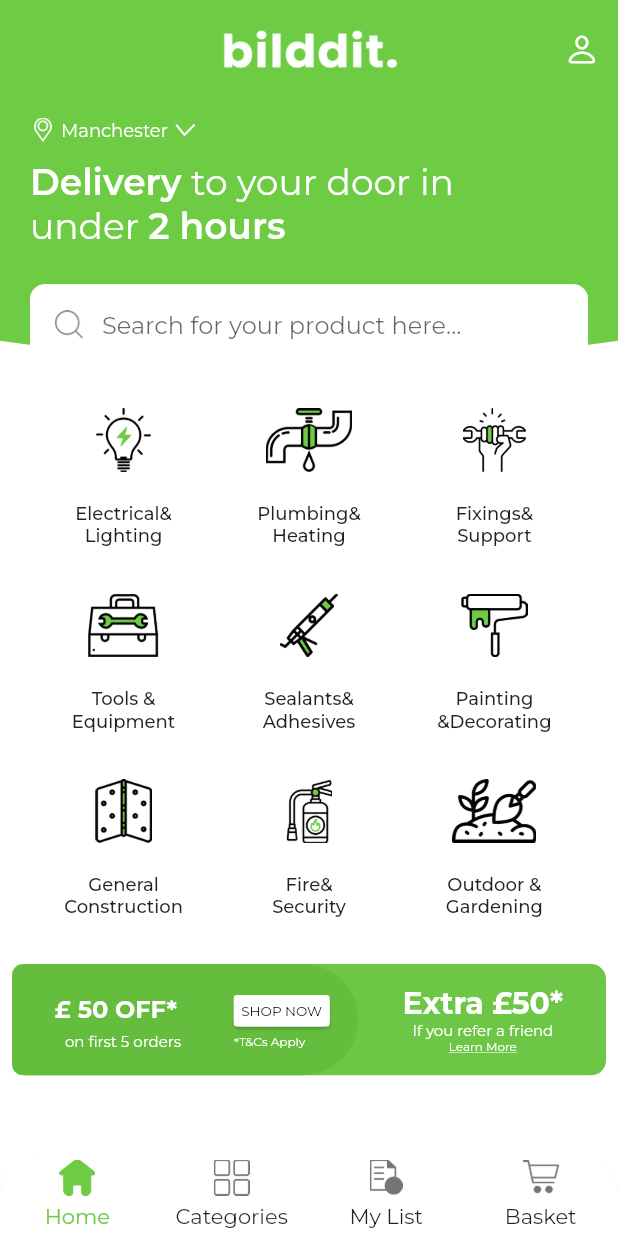
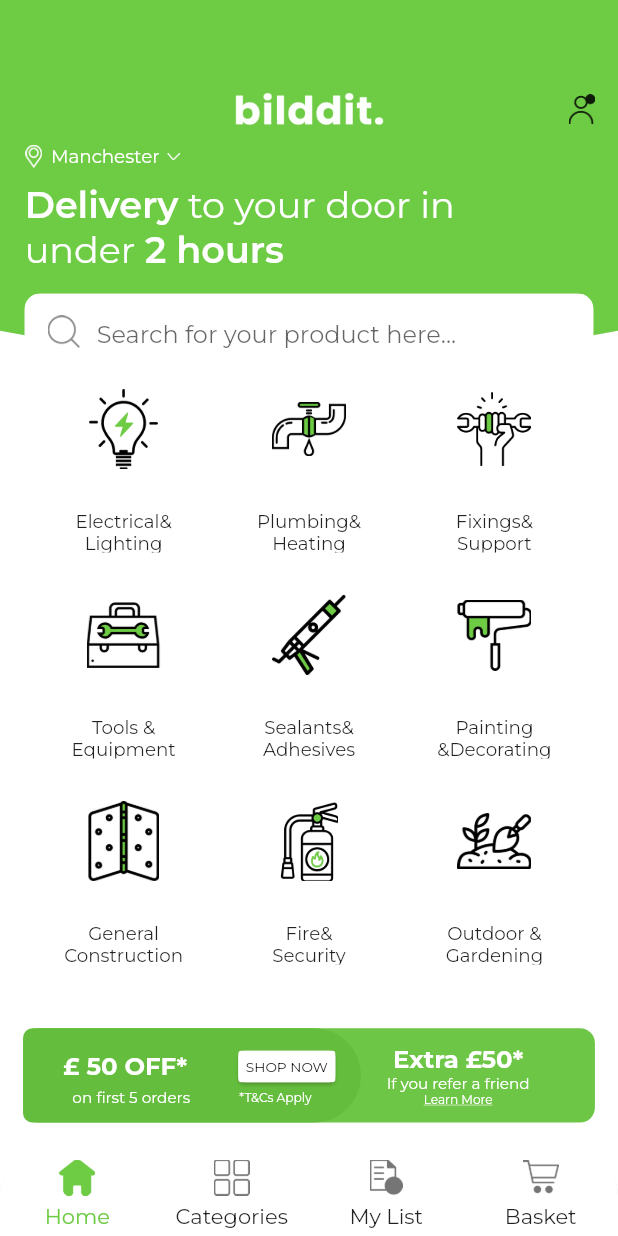
Before and after one commit to ishaque-mobikasa/trueBilddit, a Flutter app: the screen it shows after launch, on a phone screen of 412 x 824 dp. Run offline on Flutter 3.47's test engine with Material 2 defaults, Android fonts, the phone set to English and light mode, and no system bars; drawn by our look-alikes of custom_navigation_bar; our stand-ins replace csc_picker, flutter_screenutil, flutter_slidable, get, google_fonts, image_picker; key blocks and very long unbroken strings in the code were emptied for the run.

Commit message:
made responsive on some pafes

```diff
--- a/lib/app/utils/strings.dart
+++ b/lib/app/utils/strings.dart
@@ -52,4 +52,5 @@
   static String editIcon = "assets/images/edit_icon.png";
   static String deleteIcon = "assets/images/delete_icon.png";
   static String searchIcon = "assets/images/search_icon.png";
+  static String personIcon = "assets/images/person_icon.png";
 }
--- a/lib/main.dart
+++ b/lib/main.dart
@@ -1,5 +1,6 @@
 import 'package:flutter/material.dart';
 import 'package:flutter/services.dart';
+import 'package:flutter_screenutil/flutter_screenutil.dart';
 import 'package:get/get.dart';
 import 'package:truebildit/app/routes/routes.dart';
 import 'package:truebildit/app/utils/app_paintings.dart';
@@ -15,13 +16,17 @@
 
   @override
   Widget build(BuildContext context) {
-    return GetMaterialApp(
+    return ScreenUtilInit(
+      minTextAdapt: true,
+      designSize: const Size(375, 812),
+      builder: (context, child) => GetMaterialApp(
         title: 'TrueBuildIt',
         defaultTransition: Transition.cupertino,
         debugShowCheckedModeBanner: false,
         theme: AppPaintings.appTheme,
         getPages: AppPages.pages,
         initialRoute: Routes.splashScreenView,
+      ),
     );
   }
 }
--- a/lib/presentation/common_widgets/custom_clipper.dart
+++ b/lib/presentation/common_widgets/custom_clipper.dart
@@ -10,7 +10,7 @@
             20); // Start at the bottom left corner, but with a 20 pixel gap from the bottom
     path.quadraticBezierTo(
         size.width / 2,
-        size.height + 10,
+        size.height + 20,
         size.width,
         size.height -
             20); // Draw a quadratic bezier curve to create the nail end shape
--- a/lib/presentation/pages/address/view_all_address/address_view.dart
+++ b/lib/presentation/pages/address/view_all_address/address_view.dart
@@ -1,6 +1,7 @@
 import 'dart:developer';
 
 import 'package:flutter/material.dart';
+import 'package:flutter_screenutil/flutter_screenutil.dart';
 import 'package:get/get.dart';
 import 'package:truebildit/app/utils/app_paintings.dart';
 import 'package:truebildit/presentation/common_widgets/long_button.dart';
@@ -17,7 +18,7 @@
     return Stack(
       children: [
         SingleChildScrollView(
-          padding: EdgeInsets.only(top: Get.height * 0.08),
+          padding: EdgeInsets.only(top: 103.h),
           physics: const BouncingScrollPhysics(),
           child: Column(
             children: [
@@ -47,7 +48,7 @@
           ),
         ),
         SizedBox(
-          height: Get.height * 0.07,
+          height: 90.h,
           child: AppBar(
             centerTitle: true,
             title: Text(
--- a/lib/presentation/pages/dash_board/dash_board_view.dart
+++ b/lib/presentation/pages/dash_board/dash_board_view.dart
@@ -10,8 +10,7 @@
 
   @override
   Widget build(BuildContext context) {
-    return SafeArea(
-      child: Obx(
+    return Obx(
       () => Scaffold(
         backgroundColor: controller.getScaffoldColor(),
         body: Obx(() => controller.currentPage),
@@ -36,8 +35,8 @@
                             color: AppPaintings.themeGreenColor,
                             overflow: TextOverflow.ellipsis),
                       ),
-                        selectedIcon: ImageIcon(
-                            AssetImage(AssetStrings.homeIconSelected)),
+                      selectedIcon:
+                          ImageIcon(AssetImage(AssetStrings.homeIconSelected)),
                       icon: ImageIcon(
                           AssetImage(AssetStrings.homeIconUnSelected)),
                       title: const Text(
@@ -68,8 +67,7 @@
                       ),
                       selectedIcon:
                           ImageIcon(AssetImage(AssetStrings.myListSelected)),
-                        icon:
-                            ImageIcon(AssetImage(AssetStrings.myListSelected)),
+                      icon: ImageIcon(AssetImage(AssetStrings.myListSelected)),
                       title: const Text(
                         "My List",
                         style: TextStyle(overflow: TextOverflow.ellipsis),
@@ -79,8 +77,7 @@
                         "Basket",
                         style: TextStyle(color: AppPaintings.themeGreenColor),
                       ),
-                        icon:
-                            ImageIcon(AssetImage(AssetStrings.basketSelected)),
+                      icon: ImageIcon(AssetImage(AssetStrings.basketSelected)),
                       title: const Text(
                         "Basket",
                         overflow: TextOverflow.ellipsis,
@@ -89,7 +86,6 @@
           ),
         ),
       ),
-      ),
     );
   }
 }
--- a/lib/presentation/pages/home/home_view.dart
+++ b/lib/presentation/pages/home/home_view.dart
@@ -1,7 +1,7 @@
 import 'dart:developer';
 
-import 'package:flutter/cupertino.dart';
 import 'package:flutter/material.dart';
+import 'package:flutter_screenutil/flutter_screenutil.dart';
 import 'package:get/get.dart';
 import 'package:google_fonts/google_fonts.dart';
 import 'package:truebildit/app/utility_functions/dummy_list.dart';
@@ -11,10 +11,10 @@
 import 'package:truebildit/presentation/pages/home/controller_binding/home_controller.dart';
 import 'package:truebildit/presentation/pages/home/widgets/location_widget.dart';
 import 'package:truebildit/presentation/pages/home/widgets/modal_bottom_sheet.dart';
+import 'package:truebildit/presentation/pages/home/widgets/search_widget.dart';
 import 'package:truebildit/presentation/pages/home/widgets/two_part_container.dart';
 
 import 'widgets/circular_category.dart';
-import 'widgets/search_widget.dart';
 
 class HomeView extends GetView<HomeController> {
   const HomeView({super.key});
@@ -31,52 +31,54 @@
               ClipPath(
                 clipper: OvalShape(),
                 child: Container(
-                  height: size.height * 0.3,
+                  height: 237.h,
+                  width: 375.w,
                   color: AppPaintings.themeGreenColor,
                   child: Column(
                     children: [
-                      Align(
-                        alignment: Alignment.topCenter,
-                        child: Row(
+                      SizedBox(
+                        height: 48.h,
+                      ),
+                      Row(
                         children: [
-                            const Spacer(),
-                            Expanded(
+                          Padding(
+                            padding: EdgeInsets.only(
+                              left: 135.w,
+                            ),
                             child: SizedBox(
-                                height: size.height * 0.08,
+                              height: 26.55.h,
+                              width: 104.w,
                               child: Align(
                                   alignment: Alignment.center,
                                   child: Image.asset(
                                     AssetStrings.bildItLogo,
-                                      width: size.width * 0.3,
                                   )),
                             ),
                           ),
-                            Expanded(
-                              child: SizedBox(
-                                height: size.height * 0.08,
-                                child: Align(
-                                    alignment: Alignment.centerRight,
-                                    child: IconButton(
+                          const Spacer(),
+                          IconButton(
                               onPressed: () {},
-                                        icon: Icon(
-                                          CupertinoIcons.person,
-                                          color: AppPaintings.kWhite,
-                                        ))),
-                              ),
-                            )
+                              icon: ImageIcon(
+                                  size: 18.w,
+                                  AssetImage(AssetStrings.personIcon)))
                         ],
-                        ),
                       ),
                       LocationWidget(
                           locationName: "Manchester",
                           onTap: () {
                             Get.bottomSheet(const LocationModalSheet());
                           }),
+                      SizedBox(
+                        height: 9.h,
+                      ),
+                      Row(
+                        mainAxisAlignment: MainAxisAlignment.start,
+                        children: [
                           Container(
-                        width: size.width,
-                        padding: const EdgeInsets.only(left: 20),
+                            padding: EdgeInsets.only(left: 15.w),
+                            width: 301.w,
+                            height: 60.h,
                             child: RichText(
-                          textAlign: TextAlign.start,
                               maxLines: 3,
                               overflow: TextOverflow.ellipsis,
                               text: TextSpan(
@@ -85,13 +87,13 @@
                                       text: 'Delivery',
                                       style: TextStyle(
                                           fontWeight: FontWeight.w600,
-                                      fontFamily:
-                                          GoogleFonts.montserrat().fontFamily,
-                                      fontSize: 24)),
+                                          fontFamily: GoogleFonts.montserrat()
+                                              .fontFamily,
+                                          fontSize: 24.sp)),
                                   TextSpan(
                                       text: ' to your door in \n',
                                       style: TextStyle(
-                                    fontSize: 24,
+                                        fontSize: 24.sp,
                                         fontWeight: FontWeight.w400,
                                         fontFamily:
                                             GoogleFonts.montserrat().fontFamily,
@@ -99,7 +101,7 @@
                                   TextSpan(
                                       text: 'under ',
                                       style: TextStyle(
-                                    fontSize: 24,
+                                        fontSize: 24.sp,
                                         fontWeight: FontWeight.w400,
                                         fontFamily:
                                             GoogleFonts.montserrat().fontFamily,
@@ -107,7 +109,7 @@
                                   TextSpan(
                                       text: '2 hours',
                                       style: TextStyle(
-                                    fontSize: 24,
+                                        fontSize: 24.sp,
                                         fontWeight: FontWeight.w600,
                                         fontFamily:
                                             GoogleFonts.montserrat().fontFamily,
@@ -118,16 +120,18 @@
                           ),
                         ],
                       ),
+                    ],
+                  ),
                 ),
               ),
               SizedBox(
-                height: Get.height * 0.48,
+                height: Get.height * 0.54,
                 width: size.width * 0.9,
                 child: GridView.builder(
                   physics: const BouncingScrollPhysics(),
                   itemCount: homeItems.length,
                   gridDelegate: const SliverGridDelegateWithFixedCrossAxisCount(
-                      crossAxisSpacing: 0, crossAxisCount: 3),
+                      childAspectRatio: 0.9, crossAxisCount: 3),
                   itemBuilder: (context, index) => CircularCategoryItem(
                     circularItem: homeItems[index],
                     onTap: () => log("Clicked on circular item"),
@@ -138,9 +142,15 @@
             ],
           ),
           Positioned(
-              top: size.height * 0.23,
-              child: CustomSearchField(
-                hintText: AppStrings.searchForProduct,
+              top: 193.h,
+              left: 15.w,
+              child: SizedBox(
+                height: 56.h,
+                width: 345.w,
+                child: const CustomSearchField(
+                  padding: EdgeInsets.zero,
+                  hintText: "Search for your product here...",
+                ),
               ))
         ],
       ),
--- a/lib/presentation/pages/home/widgets/circular_category.dart
+++ b/lib/presentation/pages/home/widgets/circular_category.dart
@@ -1,5 +1,5 @@
 import 'package:flutter/material.dart';
-import 'package:get/get.dart';
+import 'package:flutter_screenutil/flutter_screenutil.dart';
 import 'package:truebildit/data/models/circular_item_model.dart';
 
 class CircularCategoryItem extends StatelessWidget {
@@ -10,40 +10,38 @@
   final void Function()? onTap;
   @override
   Widget build(BuildContext context) {
-    final size = MediaQuery.of(context).size;
-
     return GestureDetector(
       onTap: onTap,
       child: Container(
-        padding: const EdgeInsets.only(top: 10),
-        constraints: BoxConstraints(
-            maxHeight: size.height * 0.15, maxWidth: size.width * 0.25),
+        height: 126.h,
+        constraints: const BoxConstraints(),
         child: Column(children: [
-          Flexible(
-            flex: 2,
-            child: Container(
-              padding: const EdgeInsets.all(15),
+          Container(
+              height: 90.h,
+              width: 90.h,
               decoration: const BoxDecoration(
                 shape: BoxShape.circle,
                 color: Colors.white,
               ),
-              child: Image.asset(
-                circularItem.image,
-                width: size.width * 0.2,
-              ),
-            ),
-          ),
-          const SizedBox(
-            height: 5,
+              child: CircleAvatar(
+                backgroundColor: Colors.white,
+                child: Image.asset(
+                  circularItem.image,
+                  fit: BoxFit.contain,
+                  width: 45.w,
+                  height: 52.67.h,
+                ),
+              )),
+          SizedBox(
+            height: 8.h,
           ),
           Flexible(
-            flex: 1,
             child: SizedBox(
-              width: Get.width * 0.25,
+              height: 28.h,
+              width: 75.w,
               child: Text(
                 circularItem.title,
-                style:
-                    const TextStyle(fontSize: 12, fontWeight: FontWeight.w500),
+                style: TextStyle(fontSize: 12.sp, fontWeight: FontWeight.w400),
                 maxLines: 2,
                 overflow: TextOverflow.ellipsis,
                 textAlign: TextAlign.center,
--- a/lib/presentation/pages/home/widgets/location_widget.dart
+++ b/lib/presentation/pages/home/widgets/location_widget.dart
@@ -1,4 +1,5 @@
 import 'package:flutter/material.dart';
+import 'package:flutter_screenutil/flutter_screenutil.dart';
 import 'package:truebildit/app/utils/app_paintings.dart';
 import 'package:truebildit/app/utils/strings.dart';
 
@@ -9,47 +10,39 @@
   final void Function()? onTap;
   @override
   Widget build(BuildContext context) {
-    final size = MediaQuery.of(context).size;
     return GestureDetector(
       onTap: onTap,
       child: Row(
         children: [
-          SizedBox(width: size.width * 0.05),
+          SizedBox(width: 15.w),
           Container(
-            height: size.height * 0.05,
-            constraints: BoxConstraints(
-              maxWidth: size.width * 0.42,
-            ),
             color: AppPaintings.themeGreenColor,
             child: Row(
               children: [
-                Flexible(
-                  child: Image.asset(
+                Image.asset(
                   AssetStrings.landMarkIconOutlined,
-                    height: 16,
-                    width: 16,
+                  height: 15.h,
+                  width: 11.w,
                   fit: BoxFit.contain,
                 ),
-                ),
-                SizedBox(width: size.width * 0.01),
-                Flexible(
-                    flex: 2,
+                SizedBox(width: 5.w),
+                SizedBox(
+                  width: 70.w,
+                  height: 15.h,
                   child: Text(
                     locationName,
-                      maxLines: 2,
+                    maxLines: 1,
                     style: TextStyle(
                         overflow: TextOverflow.ellipsis,
-                          fontSize: 12,
+                        fontSize: 12.sp,
                         color: AppPaintings.kWhite),
-                    )),
-                SizedBox(width: size.width * 0.01),
-                Flexible(
-                  child: Image.asset(
+                  ),
+                ),
+                Image.asset(
                   AssetStrings.arrowDownIcon,
-                    height: 15,
-                    width: 15,
-                    fit: BoxFit.contain,
-                  ),
+                  height: 5.h,
+                  width: 9.w,
+                  fit: BoxFit.cover,
                 ),
               ],
             ),
--- a/lib/presentation/pages/home/widgets/search_widget.dart
+++ b/lib/presentation/pages/home/widgets/search_widget.dart
@@ -35,11 +35,8 @@
       this.hintStyle});
   @override
   Widget build(BuildContext context) {
-    final size = MediaQuery.of(context).size;
     return Container(
       padding: padding,
-      height: size.height * 0.07,
-      width: size.width,
       child: TextFormField(
         onEditingComplete: onEditingComplete,
         cursorColor: AppPaintings.themeGreenColor,
@@ -54,10 +51,10 @@
           filled: true,
           prefixIcon: ImageIcon(
               color: AppPaintings.hintTextColor,
-              size: 20,
+              size: 18,
               AssetImage(
                 AssetStrings.searchIcon,
-              )).paddingOnly(right: 8, left: 12, top: 14, bottom: 17),
+              )).paddingOnly(right: 8, left: 12, top: 10, bottom: 15),
           enabledBorder: OutlineInputBorder(
             borderSide: const BorderSide(
               color: Colors.white,
--- a/lib/presentation/pages/home/widgets/two_part_container.dart
+++ b/lib/presentation/pages/home/widgets/two_part_container.dart
@@ -1,6 +1,7 @@
 import 'dart:developer';
 
 import 'package:flutter/material.dart';
+import 'package:flutter_screenutil/flutter_screenutil.dart';
 import 'package:get/get.dart';
 import 'package:truebildit/app/utils/app_paintings.dart';
 
@@ -10,7 +11,7 @@
   @override
   Widget build(BuildContext context) {
     return Padding(
-      padding: const EdgeInsets.only(left: 8, right: 8),
+      padding: EdgeInsets.only(left: 14.w, right: 14.w),
       child: Stack(
         children: [
           Align(
@@ -19,12 +20,12 @@
                 borderRadius: BorderRadius.all(Radius.circular(10)),
                 color: Color(0xff6EC647),
               ),
-              padding: const EdgeInsets.symmetric(horizontal: 10),
+              padding: EdgeInsets.symmetric(horizontal: 13.w),
               alignment: Alignment.centerRight,
-              width: Get.width,
-              height: Get.height * 0.09,
+              width: Get.width.w,
+              height: 62.h,
               child: SizedBox(
-                width: Get.width * 0.35,
+                width: 140.w,
                 child: Column(
                   mainAxisAlignment: MainAxisAlignment.center,
                   children: [
@@ -32,7 +33,7 @@
                       child: Text(
                         "Extra \u{00A3}50*",
                         style: TextStyle(
-                            fontSize: 20,
+                            fontSize: 16.sp,
                             overflow: TextOverflow.ellipsis,
                             color: AppPaintings.kWhite,
                             fontWeight: FontWeight.bold),
@@ -42,7 +43,7 @@
                       child: Text(
                         "If you refer a friend",
                         style: TextStyle(
-                          fontSize: 10,
+                          fontSize: 10.sp,
                           color: AppPaintings.kWhite,
                           overflow: TextOverflow.ellipsis,
                         ),
@@ -54,7 +55,7 @@
                         child: Text(
                           "Learn More",
                           style: TextStyle(
-                              fontSize: 8,
+                              fontSize: 8.sp,
                               overflow: TextOverflow.ellipsis,
                               color: AppPaintings.kWhite,
                               decoration: TextDecoration.underline),
@@ -67,8 +68,8 @@
             ),
           ),
           Container(
-              height: Get.height * 0.09,
-              width: Get.width * 0.56,
+              height: 62.h,
+              width: 205.w,
               decoration: const BoxDecoration(
                   color: Color(0xff64BD3C),
                   borderRadius: BorderRadius.only(
@@ -87,7 +88,7 @@
                         child: Text(
                           "   \u{00A3} 50 OFF*",
                           style: TextStyle(
-                              fontSize: 16,
+                              fontSize: 16.sp,
                               overflow: TextOverflow.ellipsis,
                               color: AppPaintings.kWhite,
                               fontWeight: FontWeight.bold),
@@ -108,7 +109,7 @@
                               child: Text(
                                 "SHOP NOW",
                                 style: TextStyle(
-                                  fontSize: 9,
+                                  fontSize: 9.sp,
                                   color: AppPaintings.kBlack,
                                   overflow: TextOverflow.ellipsis,
                                 ),
@@ -126,7 +127,7 @@
                         child: Text(
                           "on first 5 orders",
                           style: TextStyle(
-                            fontSize: 10,
+                            fontSize: 10.sp,
                             color: AppPaintings.kWhite,
                             overflow: TextOverflow.ellipsis,
                           ),
@@ -135,7 +136,7 @@
                       Text(
                         "*T&Cs Apply",
                         style: TextStyle(
-                          fontSize: 8,
+                          fontSize: 8.sp,
                           color: AppPaintings.kWhite,
                           overflow: TextOverflow.ellipsis,
                         ),
--- a/lib/presentation/pages/sub_category_listing/sub_category_view.dart
+++ b/lib/presentation/pages/sub_category_listing/sub_category_view.dart
@@ -1,6 +1,7 @@
 import 'dart:developer';
 
 import 'package:flutter/material.dart';
+import 'package:flutter_screenutil/flutter_screenutil.dart';
 import 'package:get/get.dart';
 import 'package:truebildit/app/utils/app_paintings.dart';
 import 'package:truebildit/presentation/pages/my_account/widgets/my_account_item.dart';
@@ -16,7 +17,7 @@
     return Stack(
       children: [
         SingleChildScrollView(
-          padding: EdgeInsets.only(top: Get.height * 0.1),
+          padding: EdgeInsets.only(top: 103.h),
           physics: const BouncingScrollPhysics(),
           child: Column(
               children: List.generate(
@@ -41,7 +42,7 @@
                       ))),
         ),
         SizedBox(
-          height: Get.height * 0.07,
+          height: 90.h,
           child: AppBar(
             elevation: 0,
             backgroundColor: AppPaintings.themeGreenColor,
```
Also changed, not shown: assets/images/person_icon.png (added). Lines whose indentation alone changed are shown as unchanged.
